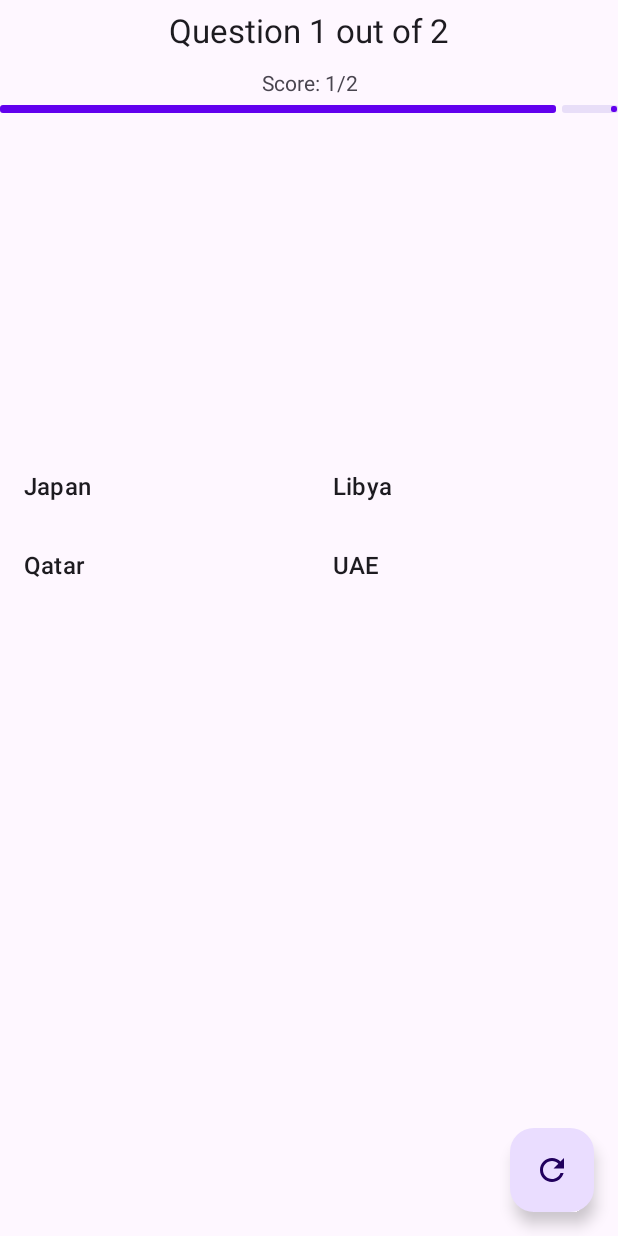
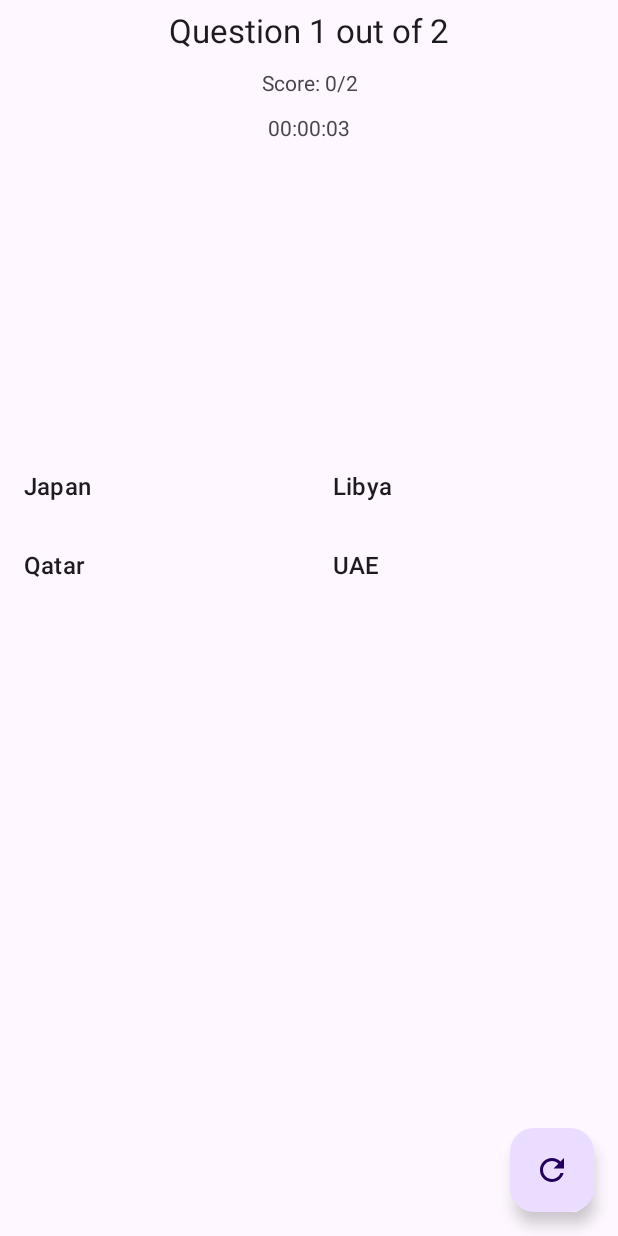
Before and after one commit to muhammadasbirjcu/cp5307-edugames, an Android app: the GameActivity screen opened directly, with no data from a screen before it, after a tap on "China", on a phone screen of 412 x 824 dp. Run offline under Robolectric (Android 15) with nearby library versions, the phone set to English and light mode, and no system bars; pictures from the network do not load.

Commit message:
Stopwatch instead of timer

```diff
--- a/app/src/main/java/com/asbir/cp5307/edugames/activities/GameActivity.java
+++ b/app/src/main/java/com/asbir/cp5307/edugames/activities/GameActivity.java
@@ -59,12 +59,7 @@ public class GameActivity extends BaseActivity implements StateListener {
 
         // restart game fab
         restartButton = findViewById(R.id.restart_button);
-        restartButton.setOnClickListener(new View.OnClickListener() {
-            @Override
-            public void onClick(View view) {
-                restartGame();
-            }
-        });
+        restartButton.setOnClickListener(view -> restartGame());
 
         // set-up timer
         initiateTimer();
@@ -92,12 +87,7 @@ public class GameActivity extends BaseActivity implements StateListener {
 
     private void initSensors(){
         shakeDetector = new ShakeDetector();
-        shakeDetector.setOnShakeListener(new ShakeDetector.OnShakeListener() {
-            @Override
-            public void onShake(int count) {
-                restartGame();
-            }
-        });
+        shakeDetector.setOnShakeListener(count -> restartGame());
 
         sensorManager = (SensorManager) getSystemService(Context.SENSOR_SERVICE);
         if (sensorManager.getDefaultSensor(Sensor.TYPE_ACCELEROMETER) != null){
@@ -106,22 +96,17 @@ public class GameActivity extends BaseActivity implements StateListener {
     }
 
     private void initiateTimer(){
-        timer = new Timer(settings.getDuration());
+        timer = new Timer();
         timer.setTickHandler(timer -> {
             if(timer.getIsRunning()){
-                // updates the countdown timer
-                statusFragment.setTimePosition(timer.getSecondsRemaining(), timer.getDuration());
-            }
-            if(timer.timeHasElapsed()){
-                // stop the game when time has elapsed
-                GameActivity.this.onUpdate(State.GAME_OVER);
+                statusFragment.setTimerText(timer.toString());
             }
         });
     }
 
     private void restartGame(){
         restartButton.setVisibility(View.VISIBLE);
-        game = gameBuilder.create(settings.getDifficulty(), 2); //settings.getMaxQuestions());
+        game = gameBuilder.create(settings.getDifficulty(), settings.getMaxQuestions());
         game.setPlayer(settings.getPlayerName());
 
         questionFragment.setQuestion(game.next());
@@ -129,8 +114,10 @@ public class GameActivity extends BaseActivity implements StateListener {
 
         statusFragment.setScoreMessage(game.getFormattedScore(getString(R.string.score_status)));
         statusFragment.setMessage(game.getFormattedGameProgression(getString(R.string.game_progression)));
+        statusFragment.setPosition(0, game.count());
         timer.reset();
         timer.start();
+        statusFragment.setTimerText(timer.toString());
     }
 
     @Override
@@ -143,6 +130,7 @@ public class GameActivity extends BaseActivity implements StateListener {
 
             case CONTINUE_GAME:
                 statusFragment.setMessage(game.getFormattedGameProgression(getString(R.string.game_progression)));
+                statusFragment.setPosition(game.getPointer()+1, game.count());
                 if(game.isGameOver()){
                     this.onUpdate(State.GAME_OVER);
                 }else{
@@ -151,21 +139,17 @@ public class GameActivity extends BaseActivity implements StateListener {
                 break;
 
             case GAME_OVER:
-                if(timer.timeHasElapsed()){
-                    statusFragment.setMessage(getResources().getString(R.string.time_is_up));
-                }else{
-                    statusFragment.setMessage(getResources().getString(R.string.game_completed));
-                }
+                statusFragment.setMessage(getResources().getString(R.string.game_completed));
+
                 if(settings.isAudioEnabled()) {
                     SoundEffect.instance().play(this, R.raw.startup, 0);
                 }
-                int remainingTime = timer.getSecondsRemaining();
                 timer.reset();
                 questionFragment.hideAnswers();
                 restartButton.setVisibility(View.INVISIBLE);
 
                 //save to database
-                getDBHelper().insert(new Score(game, remainingTime));
+                getDBHelper().insert(new Score(game, timer.getDuration()));
 
                 break;
         }
--- a/app/src/main/java/com/asbir/cp5307/edugames/adapters/ScoreListAdapter.java
+++ b/app/src/main/java/com/asbir/cp5307/edugames/adapters/ScoreListAdapter.java
@@ -10,6 +10,7 @@ import android.widget.TextView;
 
 import com.asbir.cp5307.edugames.R;
 import com.asbir.cp5307.edugames.models.Score;
+import com.asbir.cp5307.edugames.timer.Timer;
 
 import java.util.ArrayList;
 
@@ -29,9 +30,9 @@ public class ScoreListAdapter extends ArrayAdapter<Score> {
 
         Score score = getItem(position);
         String otherInfo = String.format(
-                "%s - %d secs remaining",
+                "%s - Completed in %s",
                 score.getDate(),
-                score.getTimeRemaining()
+                Timer.format(score.getTimeElapsed())
         );
         String scoreDetails = String.format(
                 "%d / %d",
--- a/app/src/main/java/com/asbir/cp5307/edugames/database/DBHelper.java
+++ b/app/src/main/java/com/asbir/cp5307/edugames/database/DBHelper.java
@@ -75,7 +75,7 @@ public class DBHelper extends SQLiteOpenHelper {
         values.put(PLAYER_COL, score.getPlayer());
         values.put(DIFFICULTY_COL, score.getDifficulty().ordinal());
         values.put(SCORE_COL, score.getScore());
-        values.put(TIME_REMAINING_COL, score.getTimeRemaining());
+        values.put(TIME_REMAINING_COL, score.getTimeElapsed());
         values.put(NUM_QUESTIONS_COL, score.getNumQuestions());
         db.insert(TABLE_NAME, null, values);
         return true;
--- a/app/src/main/java/com/asbir/cp5307/edugames/fragments/StatusFragment.java
+++ b/app/src/main/java/com/asbir/cp5307/edugames/fragments/StatusFragment.java
@@ -20,6 +20,7 @@ public class StatusFragment extends Fragment {
     private StateListener listener;
     private TextView message;
     private TextView score;
+    private TextView timer;
     private LinearProgressIndicator gameProgressIndicator;
 
     public StatusFragment() {
@@ -45,6 +46,7 @@ public class StatusFragment extends Fragment {
         View view = inflater.inflate(R.layout.fragment_status, container, false);
         message = view.findViewById(R.id.messageText);
         score = view.findViewById(R.id.scoreText);
+        timer = view.findViewById(R.id.timerText);
         gameProgressIndicator = view.findViewById(R.id.gameProgressIndicator);
         return view;
     }
@@ -57,8 +59,12 @@ public class StatusFragment extends Fragment {
         this.score.setText(scoreMessage);
     }
 
-    public void setTimePosition(int current, int max){
+    public void setPosition(int current, int max){
         gameProgressIndicator.setMax(max);
         gameProgressIndicator.setProgress(current);
     }
+
+    public void setTimerText(String text){
+        timer.setText(text);
+    }
 }
--- a/app/src/main/java/com/asbir/cp5307/edugames/game/GameXMLParser.java
+++ b/app/src/main/java/com/asbir/cp5307/edugames/game/GameXMLParser.java
@@ -1,6 +1,5 @@
 package com.asbir.cp5307.edugames.game;
 
-import android.content.Context;
 import android.content.res.AssetManager;
 import android.graphics.BitmapFactory;
 import android.util.Log;
@@ -15,17 +14,16 @@ import java.util.ArrayList;
 import java.util.List;
 
 public class GameXMLParser {
-    private static final String ns = null;
-    private Difficulty difficulty;
-    private AssetManager assetManager;
+    private final Difficulty difficulty;
+    private final AssetManager assetManager;
 
     public GameXMLParser(Difficulty difficulty, AssetManager assetManager){
         this.difficulty = difficulty;
         this.assetManager = assetManager;
     }
 
-    public InputStream assetStream() throws XmlPullParserException, IOException{
-        return this.assetManager.open(String.valueOf(difficulty) + ".xml");
+    public InputStream assetStream() throws IOException{
+        return this.assetManager.open(difficulty + ".xml");
     }
 
     public List<Question> read() throws XmlPullParserException, IOException{
@@ -33,7 +31,7 @@ public class GameXMLParser {
     }
 
     public List<Question> parse(InputStream in) throws XmlPullParserException, IOException {
-        List<Question> questions = new ArrayList<>();
+        List<Question> questions;
         try {
             XmlPullParser parser = Xml.newPullParser();
             parser.setFeature(XmlPullParser.FEATURE_PROCESS_NAMESPACES, false);
@@ -51,7 +49,7 @@ public class GameXMLParser {
         List<Question> questions = new ArrayList<>();
         Question pendingQuestion = new Question("");
         String lastTag = "";
-        String lastText = "";
+        String lastText;
         while (eventType != XmlPullParser.END_DOCUMENT) {
 
             if(parser.getEventType() == XmlPullParser.START_TAG){
@@ -63,7 +61,7 @@ public class GameXMLParser {
                 Log.i("xml", lastTag + " : " + lastText);
 
                 if(lastText.isEmpty()){
-
+                    Log.i("xml", "Empty text. Skip");
                 }else if(lastTag.equals("question")){
                     if(!pendingQuestion.getQuestion().isEmpty()){
                         questions.add(pendingQuestion);
--- a/app/src/main/java/com/asbir/cp5307/edugames/game/Question.java
+++ b/app/src/main/java/com/asbir/cp5307/edugames/game/Question.java
@@ -25,7 +25,7 @@ public class Question {
     }
 
     public boolean check(String chosenAnswer){
-        return answers.contains(chosenAnswer);
+        return chosenAnswer.equals(correctAnswer);
     }
 
     public Bitmap getIllustration(){
@@ -40,10 +40,6 @@ public class Question {
         return question;
     }
 
-    public String getCorrectAnswer() {
-        return correctAnswer;
-    }
-
     public void setCorrectAnswer(String correctAnswer) {
         this.correctAnswer = correctAnswer;
     }
--- a/app/src/main/java/com/asbir/cp5307/edugames/timer/Timer.java
+++ b/app/src/main/java/com/asbir/cp5307/edugames/timer/Timer.java
@@ -9,16 +9,14 @@ import java.util.Locale;
 
 public class Timer {
     private int duration;
-    private int secondsRemaining;
     private Handler handler;
     private Runnable runnable;
     private Boolean isRunning;
 
     private Tickable tickHandler;
 
-    public Timer(int duration){
+    public Timer(){
         this.duration = duration;
-        this.secondsRemaining = duration;
         this.isRunning = false;
     }
 
@@ -51,7 +49,7 @@ public class Timer {
         }catch (Exception ex){
             Log.e("Timer", "reset", ex);
         }
-        this.secondsRemaining = this.duration;
+        this.duration = 0;
     }
 
     public void release(){
@@ -60,32 +58,28 @@ public class Timer {
     }
 
     void tick(){
-        secondsRemaining--;
-    }
-
-    public int getSecondsRemaining() {
-        return secondsRemaining;
+        duration++;
     }
 
     public int getDuration() {
         return duration;
     }
 
-    public boolean timeHasElapsed(){
-        return this.secondsRemaining <= 0;
-    }
-
     @NonNull
     @Override
     public String toString(){
-        return String.format(Locale.getDefault(), "Time remaining: %02d", secondsRemaining);
-//        int hours = secondsRemaining / 3600;
-//        int minutes = (secondsRemaining % 3600) / 60;
-//        int seconds = (secondsRemaining % 3600) % 60;
-//        return String.format("%02d:%02d:%02d", hours, minutes, seconds);
+        return format(this.duration);
     }
 
     public boolean getIsRunning(){
         return isRunning;
     }
+
+    public static String format(int duration){
+//        return String.format(Locale.getDefault(), "Time remaining: %02d", seconds);
+        int hours = duration / 3600;
+        int minutes = (duration % 3600) / 60;
+        int seconds = (duration % 3600) % 60;
+        return String.format("%02d:%02d:%02d", hours, minutes, seconds);
+    }
 }
--- a/app/src/main/res/layout/fragment_status.xml
+++ b/app/src/main/res/layout/fragment_status.xml
@@ -26,13 +26,22 @@
         app:layout_constraintTop_toBottomOf="@id/messageText"
         app:layout_constraintEnd_toEndOf="parent"
         app:layout_constraintStart_toStartOf="parent"/>
+    <TextView
+        android:id="@+id/timerText"
+        android:layout_width="match_parent"
+        android:layout_height="30dp"
+        android:gravity="center"
+        android:text="@string/timer_default"
+        app:layout_constraintTop_toBottomOf="@id/scoreText"
+        app:layout_constraintEnd_toEndOf="parent"
+        app:layout_constraintStart_toStartOf="parent"/>
 
     <com.google.android.material.progressindicator.LinearProgressIndicator
         android:id="@+id/gameProgressIndicator"
         app:trackThickness="5dp"
         android:layout_width="0dp"
         android:layout_height="wrap_content"
-        app:layout_constraintTop_toBottomOf="@id/scoreText"
+        app:layout_constraintTop_toBottomOf="@id/timerText"
         app:layout_constraintEnd_toEndOf="parent"
         app:layout_constraintStart_toStartOf="parent"/>
 </androidx.constraintlayout.widget.ConstraintLayout>
--- a/app/src/main/res/values/strings.xml
+++ b/app/src/main/res/values/strings.xml
@@ -14,6 +14,7 @@
     <string name="time_is_up">Time is Up!</string>
     <string name="game_progression">Question %d out of %d</string>
     <string name="score_status">Score: %d/%d</string>
+    <string name="timer_default">00:00:00</string>
 
 
     <string name="name_label">Your Name</string>
```
Also changed, not shown: app/src/main/java/com/asbir/cp5307/edugames/activities/SettingsActivity.java (+0 -16 lines), app/src/main/java/com/asbir/cp5307/edugames/models/Score.java (+8 -8 lines), app/src/main/res/layout/activity_settings.xml (+0 -16 lines).
